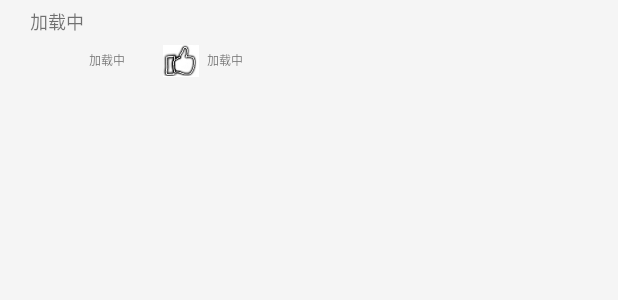
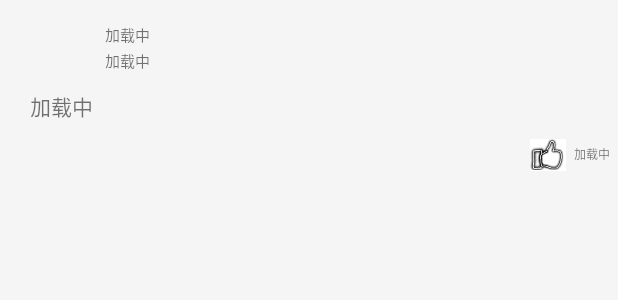
Before and after one commit to he7850/elinc_app, an Android app: the layout item_answer_in_list_elinc.xml on its own in the app's theme, with its tools: preview values and no code run, on a phone screen of 412 x 824 dp. Shown: the top 300 px of the screen. Run offline under Robolectric (Android 15) with nearby library versions, the phone set to English and light mode, and no system bars.

Commit message:
deal with some problems

```diff
--- a/app/src/main/java/com/bmob/im/demo/adapter/AnswerListAdapter.java
+++ b/app/src/main/java/com/bmob/im/demo/adapter/AnswerListAdapter.java
@@ -79,11 +79,13 @@ public class AnswerListAdapter extends BaseListAdapter<Answer> {
         refreshNumber(contract,answer_number);
 
         TextView answer_content = ViewHolder.get(convertView, R.id.answer_content);
+        TextView answer_date  =ViewHolder.get(convertView,R.id.answer_date);
         final TextView answer_responder = ViewHolder.get(convertView, R.id.answer_responder);
         CircleImageView avatar_for_responder= ViewHolder.get(convertView,R.id.avatar_for_responder);
         ImageView avatar_for_answer_iv = ViewHolder.get(convertView, R.id.avatar_for_answer_iv);
         answer_content.setText(contract.getAnswerContent());
         answer_responder.setText(contract.getResponder().getUsername());
+        answer_date.setText(contract.getCreatedAt());
         String avatar=contract.getResponder().getAvatar();
         ImageView like_answer;
         like_answer = ViewHolder.get(convertView,R.id.like_answer);
--- a/app/src/main/res/layout/item_answer_in_list_elinc.xml
+++ b/app/src/main/res/layout/item_answer_in_list_elinc.xml
@@ -7,39 +7,75 @@
         android:layout_height="wrap_content"
         android:layout_width="wrap_content"
         android:layout_weight="8">
-
+        <LinearLayout
+            android:layout_marginTop="10dp"
+            android:layout_width="wrap_content"
+            android:layout_height="wrap_content"
+            android:orientation="horizontal">
+            <com.bmob.im.demo.view.CircleImageView
+                android:layout_width="40dp"
+                android:layout_height="40dp"
+                android:layout_marginLeft="20dp"
+                android:layout_marginRight="10dp"
+                android:id="@+id/avatar_for_responder"
+                />
+            <LinearLayout
+                android:layout_width="wrap_content"
+                android:layout_height="wrap_content"
+                android:orientation="vertical">
+                <TextView
+                    android:id="@+id/answer_responder"
+                    android:layout_marginTop="5dp"
+                    android:text="@string/loading"
+                    android:textSize="10sp"
+                    android:fontFamily="微软雅黑"
+                    android:layout_gravity="center_vertical"
+                    android:layout_width="wrap_content"
+                    android:layout_height="match_parent"
+                    />
+                <TextView
+                    android:id="@+id/answer_date"
+                    android:layout_marginTop="2dp"
+                    android:text="@string/loading"
+                    android:textSize="10sp"
+                    android:fontFamily="微软雅黑"
+                    android:layout_gravity="center_vertical"
+                    android:layout_width="wrap_content"
+                    android:layout_height="match_parent"
+                    />
+            </LinearLayout>
+        </LinearLayout>
+        <RelativeLayout
+            android:layout_width="match_parent"
+            android:layout_height="wrap_content">
             <TextView
                 android:id="@+id/answer_content"
                 android:layout_width="wrap_content"
                 android:layout_height="wrap_content"
                 android:text="@string/loading"
-        android:textSize="12sp"
+                android:textSize="14sp"
                 android:paddingLeft="20dp"
                 android:paddingRight="20dp"
-        android:layout_marginTop="5dp"
-        android:layout_marginBottom="5dp"
+                android:layout_marginTop="10dp"
+                android:layout_marginBottom="10dp"
                 android:fontFamily="微软雅黑"
                 />
+            <ImageView
+                android:id="@+id/avatar_for_answer_iv"
+                android:layout_width="120dp"
+                android:layout_height="80dp"
+                android:layout_alignParentRight="true"
+                android:visibility="gone"/>
+        </RelativeLayout>
+        <RelativeLayout
+            android:layout_width="wrap_content"
+            android:layout_height="wrap_content">
+
+
         <LinearLayout
-        android:layout_width="match_parent"
-        android:layout_height="wrap_content">
-        <com.bmob.im.demo.view.CircleImageView
-            android:layout_width="24dp"
-            android:layout_height="24dp"
-            android:layout_marginRight="10dp"
-            android:layout_marginLeft="20dp"
-            android:id="@+id/avatar_for_responder"
-            />
-    <TextView
-        android:id="@+id/answer_responder"
-        android:layout_margin="5dp"
-        android:text="@string/loading"
-        android:textSize="8sp"
-        android:fontFamily="微软雅黑"
-        android:layout_gravity="center_vertical"
             android:layout_width="wrap_content"
-        android:layout_height="match_parent"
-        />
+            android:layout_height="wrap_content"
+            android:layout_alignParentRight="true">
             <ImageView
                 android:id="@+id/like_answer"
                 android:src="@drawable/like"
@@ -58,11 +94,6 @@
                 android:layout_height="match_parent"
                 />
         </LinearLayout>
+        </RelativeLayout>
     </LinearLayout>
-        <ImageView
-            android:id="@+id/avatar_for_answer_iv"
-            android:layout_weight="2"
-            android:visibility="gone"
-            android:layout_width="wrap_content"
-            android:layout_height="wrap_content" />
 </LinearLayout>
```
Also changed, not shown: app/src/main/res/layout/fragment_contacts.xml (+2 -17 lines), app/src/main/res/menu/menu_main.xml (+7 -4 lines), app/src/main/res/menu/menu_popup.xml (+8 -8 lines), app/src/main/res/drawable-hdpi/new_question_elinc.png (added). Lines whose indentation alone changed are shown as unchanged.
